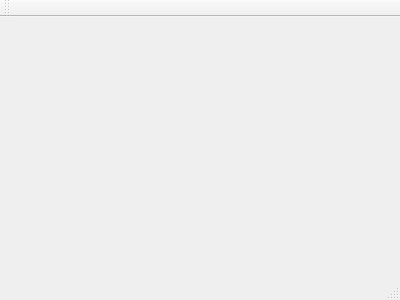
This is mainwindow.ui in JohnOldman2018/LightingSensor as Qt 5 draws it before an edit. The edited form follows.
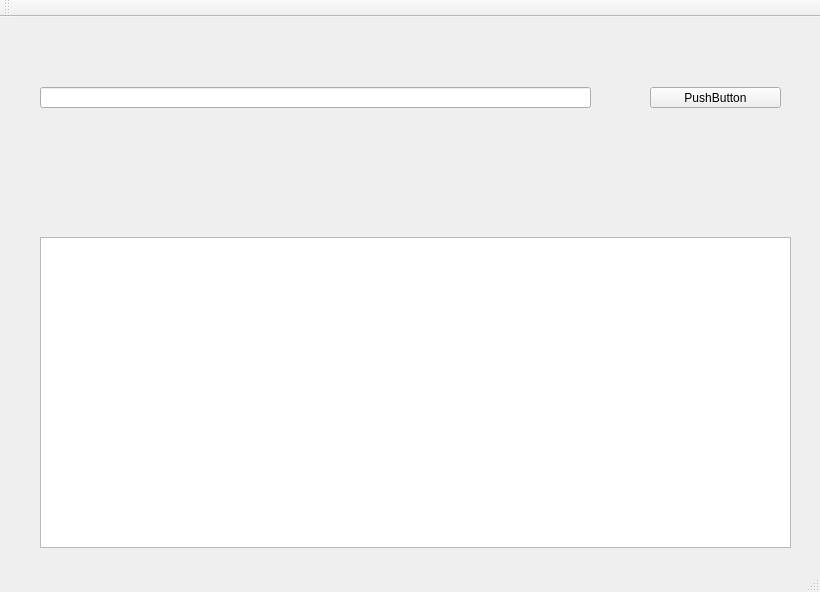
This is the edited form.

What changed in the file:
```diff
--- a/mainwindow.ui
+++ b/mainwindow.ui
@@ -1,24 +1,73 @@
 <ui version="4.0">
  <class>MainWindow</class>
- <widget class="QMainWindow" name="MainWindow" >
-  <property name="geometry" >
+ <widget class="QMainWindow" name="MainWindow">
+  <property name="geometry">
    <rect>
     <x>0</x>
     <y>0</y>
-    <width>400</width>
-    <height>300</height>
+    <width>820</width>
+    <height>592</height>
    </rect>
   </property>
   <property name="windowTitle" >
    <string>MainWindow</string>
   </property>
-  <widget class="QMenuBar" name="menuBar" />
-  <widget class="QToolBar" name="mainToolBar" />
-  <widget class="QWidget" name="centralWidget" />
-  <widget class="QStatusBar" name="statusBar" />
+  <widget class="QWidget" name="centralWidget">
+   <widget class="QPlainTextEdit" name="plainTextEdit">
+    <property name="geometry">
+     <rect>
+      <x>40</x>
+      <y>220</y>
+      <width>751</width>
+      <height>311</height>
+     </rect>
+    </property>
+   </widget>
+   <widget class="QLineEdit" name="lineEdit">
+    <property name="geometry">
+     <rect>
+      <x>40</x>
+      <y>70</y>
+      <width>551</width>
+      <height>21</height>
+     </rect>
+    </property>
+   </widget>
+   <widget class="QPushButton" name="pushButton">
+    <property name="geometry">
+     <rect>
+      <x>650</x>
+      <y>70</y>
+      <width>131</width>
+      <height>21</height>
+     </rect>
+    </property>
+    <property name="text">
+     <string>PushButton</string>
+    </property>
+   </widget>
+  </widget>
+  <widget class="QMenuBar" name="menuBar">
+   <property name="geometry">
+    <rect>
+     <x>0</x>
+     <y>0</y>
+     <width>820</width>
+     <height>21</height>
+    </rect>
+   </property>
+  </widget>
+  <widget class="QToolBar" name="mainToolBar">
+   <attribute name="toolBarArea">
+    <enum>TopToolBarArea</enum>
+   </attribute>
+   <attribute name="toolBarBreak">
+    <bool>false</bool>
+   </attribute>
+  </widget>
+  <widget class="QStatusBar" name="statusBar"/>
  </widget>
- <layoutDefault spacing="6" margin="11" />
- <pixmapfunction></pixmapfunction>
+ <layoutdefault spacing="6" margin="11"/>
  <resources/>
  <connections/>
 </ui>
```
Left out of the diff: 3 changed lines with no effect on the pictures.
